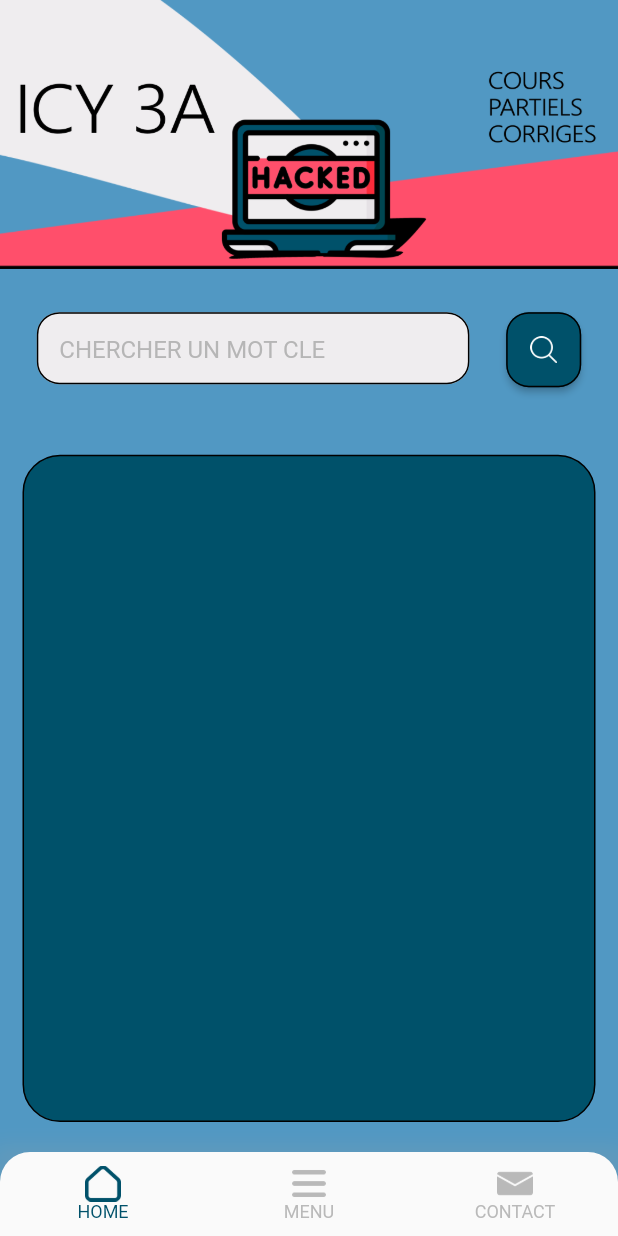
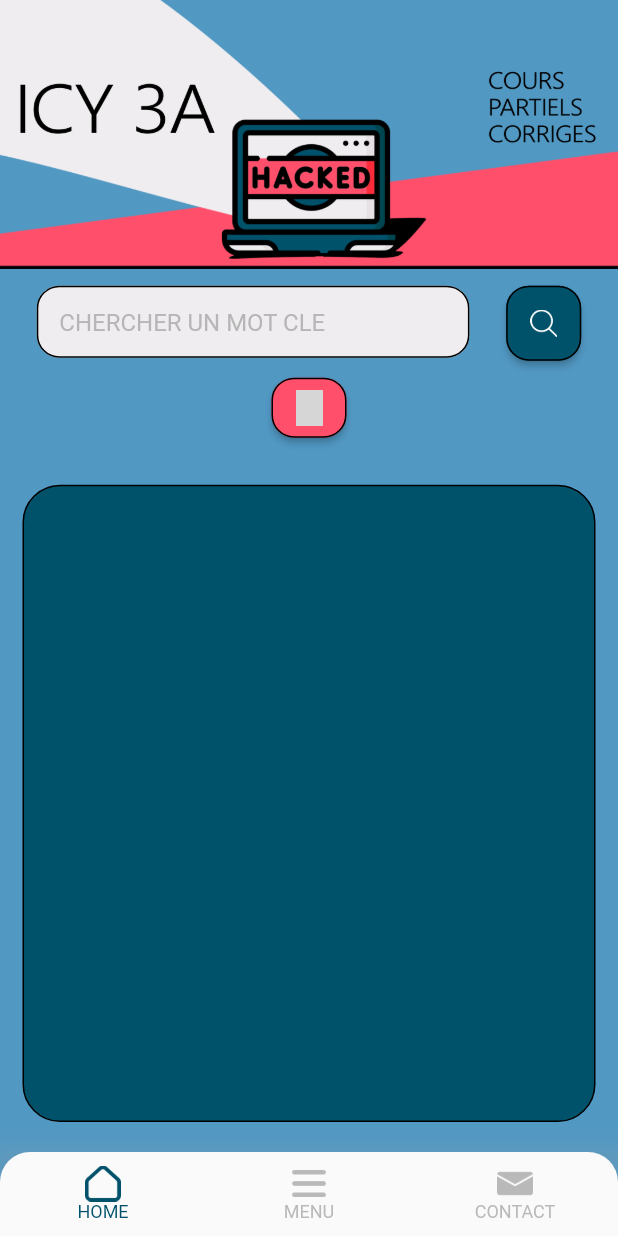
Before and after one commit to B3LIOTT/Appli_ICY, a Flutter app: the screen it shows after launch, on a phone screen of 412 x 824 dp. Run offline on Flutter 3.47's test engine with Material 2 defaults, Android fonts, the phone set to English and light mode, and no system bars; our stand-ins replace cloud_firestore, firebase_core, firebase_storage, open_file; accounts and stored records are empty; grey boxes are pictures that could not be loaded.

Commit message:
refresh button

```diff
--- a/lib/Objects/ProviderSearch.dart
+++ b/lib/Objects/ProviderSearch.dart
@@ -8,7 +8,6 @@ class ProviderSearch extends ChangeNotifier {
     notifyListeners();
   }
 
-
   String get keyWord {
     return _word;
   }
--- a/lib/home/home.dart
+++ b/lib/home/home.dart
@@ -22,7 +22,7 @@ class _HomePageState extends State<HomePage> {
         ChangeNotifierProvider(create: (context) => ProviderSearch()),
         StreamProvider<List<CoursWidget>>.value(
             value: CoursRepo().ListCoursWidget,
-            initialData: []
+            initialData: const []
         )
       ],
       child: Scaffold(
--- a/lib/home/widgets/search.dart
+++ b/lib/home/widgets/search.dart
@@ -17,15 +17,26 @@ class _SearchSectionStatement extends State<SearchSection>{
   // Fonction qui actualise la liste des CoursWidget de l'on va afficher en rapport au mot clé recherché
   void searchAction() {
     var settings = context.read<ProviderSearch>();
+    if(textFieldController.text.isNotEmpty){
       settings.updateKeyWord(textFieldController.text.trim());
+      textFieldController.clear();
+    }
+  }
+
+  void clear() {
+    var settings = context.read<ProviderSearch>();
+    settings.updateKeyWord("");
     textFieldController.clear();
   }
 
   @override
   Widget build(BuildContext context) {
     return SizedBox(
-      height: 100,
-      child: Row(
+      height: 120,
+      child: Column(
+          mainAxisAlignment: MainAxisAlignment.spaceEvenly,
+          children: [
+            Row(
               mainAxisAlignment: MainAxisAlignment.spaceEvenly,
               children: [
                 SizedBox(
@@ -86,6 +97,26 @@ class _SearchSectionStatement extends State<SearchSection>{
                 ),
               ],
             ),
+              ElevatedButton(
+                onPressed: clear,
+                style: ElevatedButton.styleFrom(
+                  side: const BorderSide(
+                    width: 1,
+                    color: Colors.black,
+                  ),
+                  backgroundColor: const Color(0xFFFF4F6B),
+                  shape: RoundedRectangleBorder(
+                    borderRadius: BorderRadius.circular(15),
+                  ),
+                  minimumSize: const Size(40,40),
+                  maximumSize: const Size(50,50),
+                ),
+                child: const ImageIcon(
+                  AssetImage("assets/images/refresh.png")
+                )
+              )
+            ]
+      )
     );
   }
 
--- a/pubspec.yaml
+++ b/pubspec.yaml
@@ -72,6 +72,7 @@ flutter:
    - assets/images/TOP_DESIGN_ICY_APP.png
    - assets/images/search-interface-symbol.png
    - assets/images/file.png
+   - assets/images/refresh.png
 
   # An image asset can refer to one or more resolution-specific "variants", see
   # https://flutter.dev/assets-and-images/#resolution-aware
```
Also changed, not shown: lib/home/widgets/CoursWidget.dart (+7 -3 lines). Lines whose indentation alone changed are shown as unchanged.
